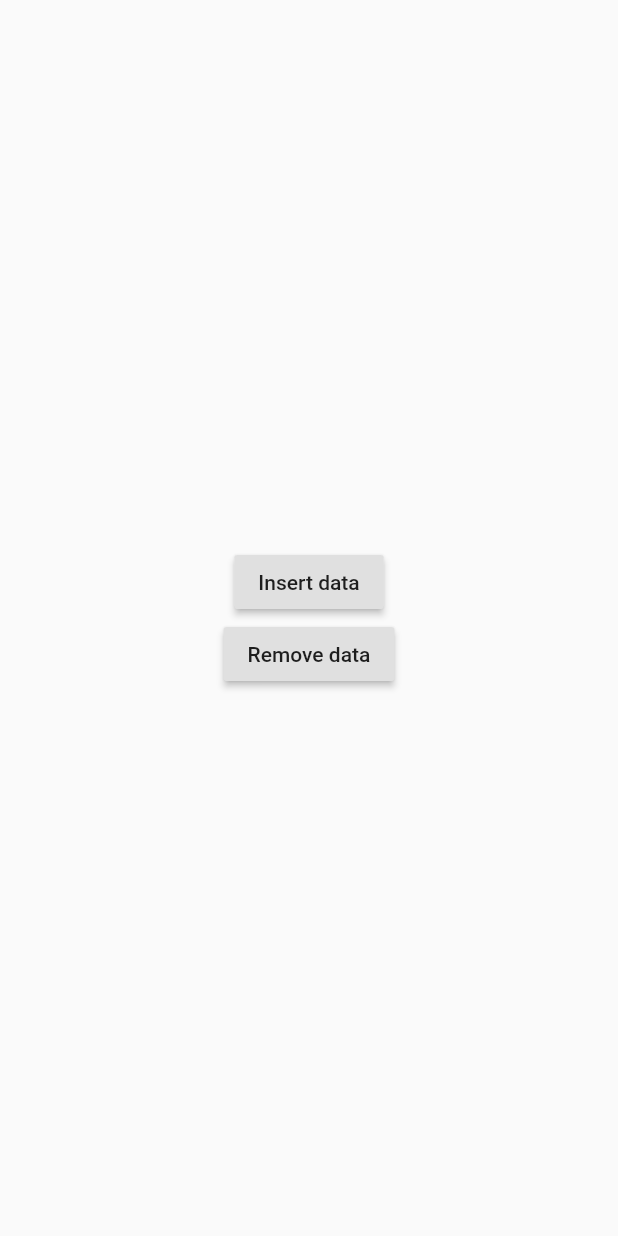
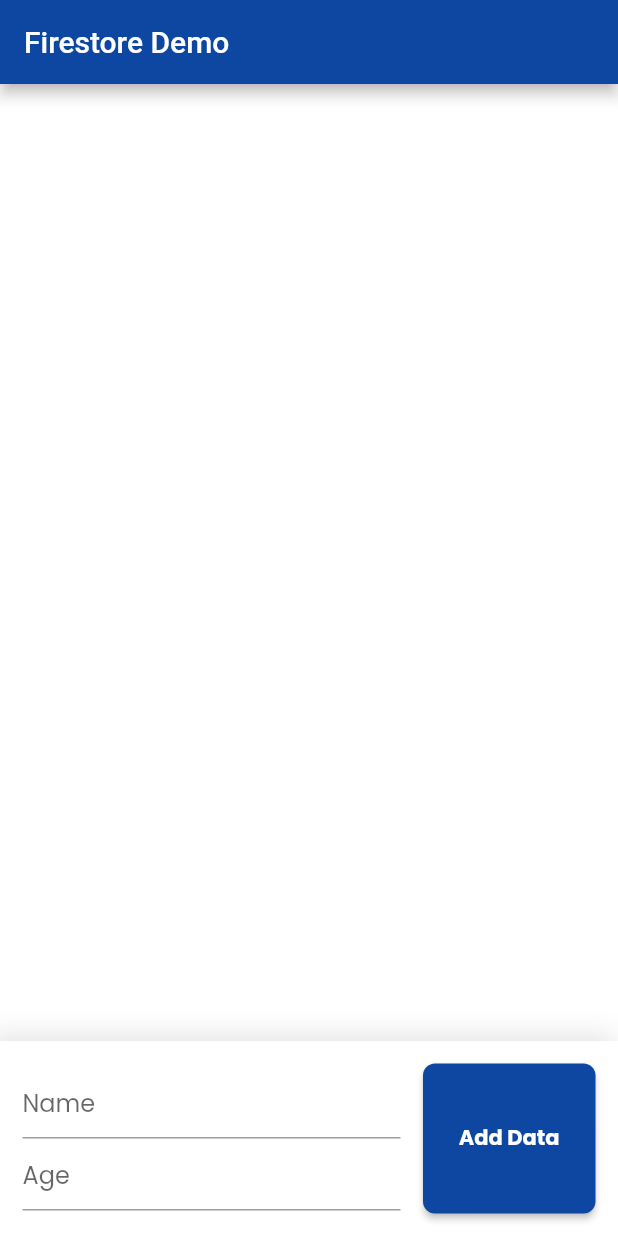
Before and after one commit to mrrezkii/Flutter-ListBarang, a Flutter app: the screen it shows after launch, on a phone screen of 412 x 824 dp. Run offline on Flutter 3.47's test engine with Material 2 defaults, Android fonts, the phone set to English and light mode, and no system bars; our stand-ins replace cloud_firestore, equatable, firebase_core, google_fonts; accounts and stored records are empty.

Commit message:
Get layout from mr erico

```diff
--- a/lib/main.dart
+++ b/lib/main.dart
@@ -1,7 +1,7 @@
 import 'package:firebase_core/firebase_core.dart';
 import 'package:flutter/material.dart';
-import 'package:list_harga_barang/model/models.dart';
-import 'package:list_harga_barang/services/services.dart';
+import 'package:flutter/widgets.dart';
+import 'package:list_harga_barang/ui/pages/pages.dart';
 
 void main() async {
   WidgetsFlutterBinding.ensureInitialized();
@@ -9,33 +9,22 @@ void main() async {
   runApp(MyApp());
 }
 
-class MyApp extends StatelessWidget {
+class MyApp extends StatefulWidget {
   const MyApp({Key? key}) : super(key: key);
+
+  @override
+  _MyAppState createState() => _MyAppState();
+}
+
+class _MyAppState extends State<MyApp> {
+  List<Widget> widgets = [];
+  int counter = 1;
 
   @override
   Widget build(BuildContext context) {
     return MaterialApp(
-      home: Scaffold(
-        body: Center(
-          child: Column(
-            mainAxisAlignment: MainAxisAlignment.center,
-            children: [
-              RaisedButton(
-                  child: Text("Insert data"),
-                  onPressed: () async {
-                    await BarangServices.insertData(
-                        BarangModel("2", "test", 9));
-                  }),
-              RaisedButton(
-                  child: Text("Remove data"),
-                  onPressed: () async {
-                    await BarangServices.removeData(
-                        BarangModel("2", "test", 9));
-                  })
-            ],
-          ),
-        ),
-      ),
+      debugShowCheckedModeBanner: false,
+      home: MainPage(),
     );
   }
 }
--- /dev/null
+++ b/lib/ui/pages/main_page.dart
@@ -0,0 +1,83 @@
+part of 'pages.dart';
+
+class MainPage extends StatelessWidget {
+  final TextEditingController nameController = TextEditingController();
+  final TextEditingController ageController = TextEditingController();
+
+  @override
+  Widget build(BuildContext context) {
+    return Scaffold(
+        appBar: AppBar(
+          backgroundColor: Colors.blue[900],
+          title: Text('Firestore Demo'),
+        ),
+        backgroundColor: Colors.white,
+        body: Stack(
+          children: [
+            ListView(
+              children: [
+                //// VIEW DATA HERE
+                SizedBox(
+                  height: 150,
+                )
+              ],
+            ),
+            Align(
+                alignment: Alignment.bottomCenter,
+                child: Container(
+                  padding: const EdgeInsets.symmetric(horizontal: 15),
+                  decoration: BoxDecoration(color: Colors.white, boxShadow: [
+                    BoxShadow(
+                        color: Colors.black12,
+                        offset: Offset(-5, 0),
+                        blurRadius: 15,
+                        spreadRadius: 3)
+                  ]),
+                  width: double.infinity,
+                  height: 130,
+                  child: Row(
+                    children: [
+                      SizedBox(
+                        width: MediaQuery.of(context).size.width - 160,
+                        child: Column(
+                          mainAxisAlignment: MainAxisAlignment.center,
+                          children: [
+                            TextField(
+                              style: GoogleFonts.poppins(),
+                              controller: nameController,
+                              decoration: InputDecoration(hintText: "Name"),
+                            ),
+                            TextField(
+                              style: GoogleFonts.poppins(),
+                              controller: ageController,
+                              decoration: InputDecoration(hintText: "Age"),
+                              keyboardType: TextInputType.number,
+                            ),
+                          ],
+                        ),
+                      ),
+                      Container(
+                        height: 130,
+                        width: 130,
+                        padding: const EdgeInsets.fromLTRB(15, 15, 0, 15),
+                        child: RaisedButton(
+                            shape: RoundedRectangleBorder(
+                                borderRadius: BorderRadius.circular(8)),
+                            color: Colors.blue[900],
+                            child: Text(
+                              'Add Data',
+                              style: GoogleFonts.poppins(
+                                  color: Colors.white,
+                                  fontWeight: FontWeight.bold),
+                            ),
+                            onPressed: () {
+                              //// ADD DATA HERE
+                            }),
+                      )
+                    ],
+                  ),
+                )),
+          ],
+        ));
+  }
+}
--- a/lib/ui/pages/pages.dart
+++ b/lib/ui/pages/pages.dart
@@ -0,0 +1,6 @@
+import 'package:flutter/material.dart';
+import 'package:google_fonts/google_fonts.dart';
+
+part 'item_card.dart';
+
+part 'main_page.dart';
--- a/pubspec.yaml
+++ b/pubspec.yaml
@@ -35,6 +35,7 @@ dev_dependencies:
   equatable: ^2.0.0
   cloud_firestore: ^1.0.4
   firebase_core: ^1.0.3
+  google_fonts: ^2.1.0
 
 # For information on the generic Dart part of this file, see the
 # following page: https://dart.dev/tools/pub/pubspec
```
Also changed, not shown: lib/ui/pages/item_card.dart (added, +81 -0 lines), pubspec.lock.
